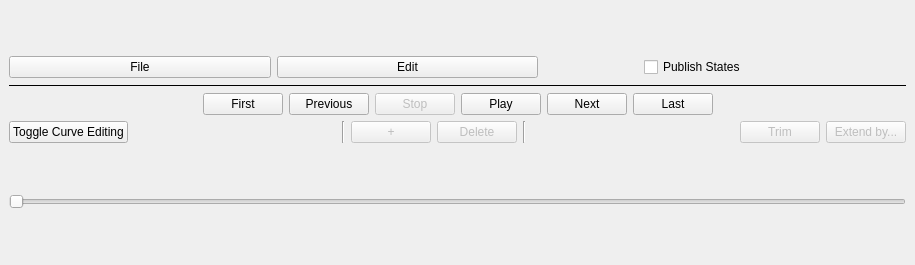
marvmn/rqt_animation, file resources/animation_plugin.ui: the form before one commit.
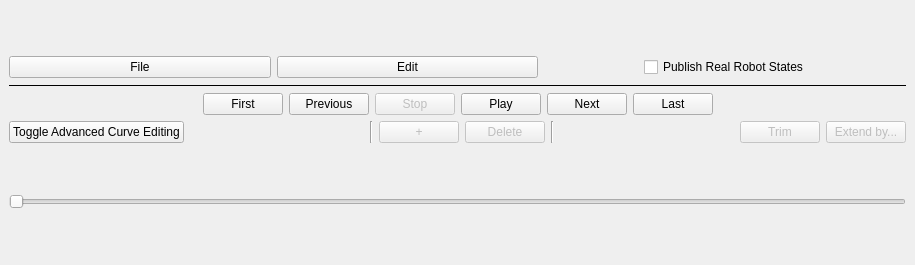
The form after the commit.

```diff
--- a/resources/animation_plugin.ui
+++ b/resources/animation_plugin.ui
@@ -72,7 +72,7 @@
           <enum>Qt::LeftToRight</enum>
          </property>
          <property name="text">
-          <string>Publish States</string>
+          <string>Publish Real Robot States</string>
          </property>
          <property name="checked">
           <bool>false</bool>
@@ -174,7 +174,7 @@
        <item>
         <widget class="QPushButton" name="curveButton">
          <property name="text">
-          <string>Toggle Curve Editing</string>
+          <string>Toggle Advanced Curve Editing</string>
          </property>
         </widget>
        </item>
```
